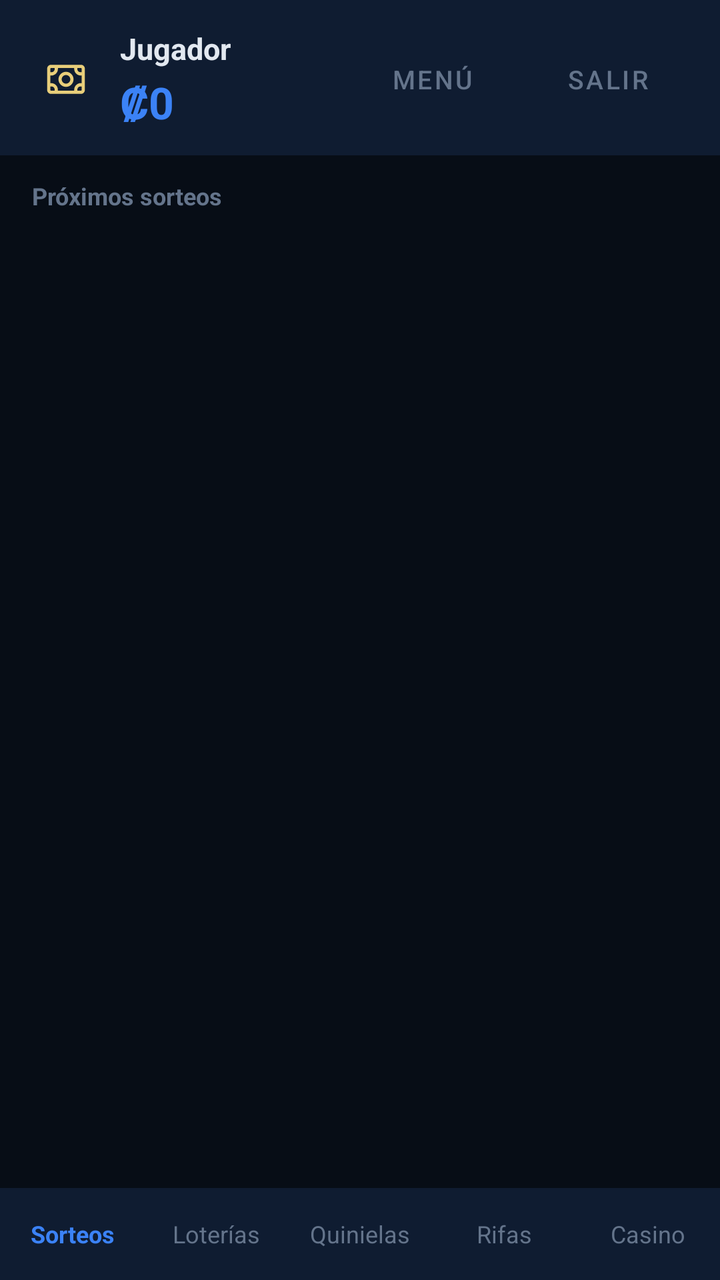
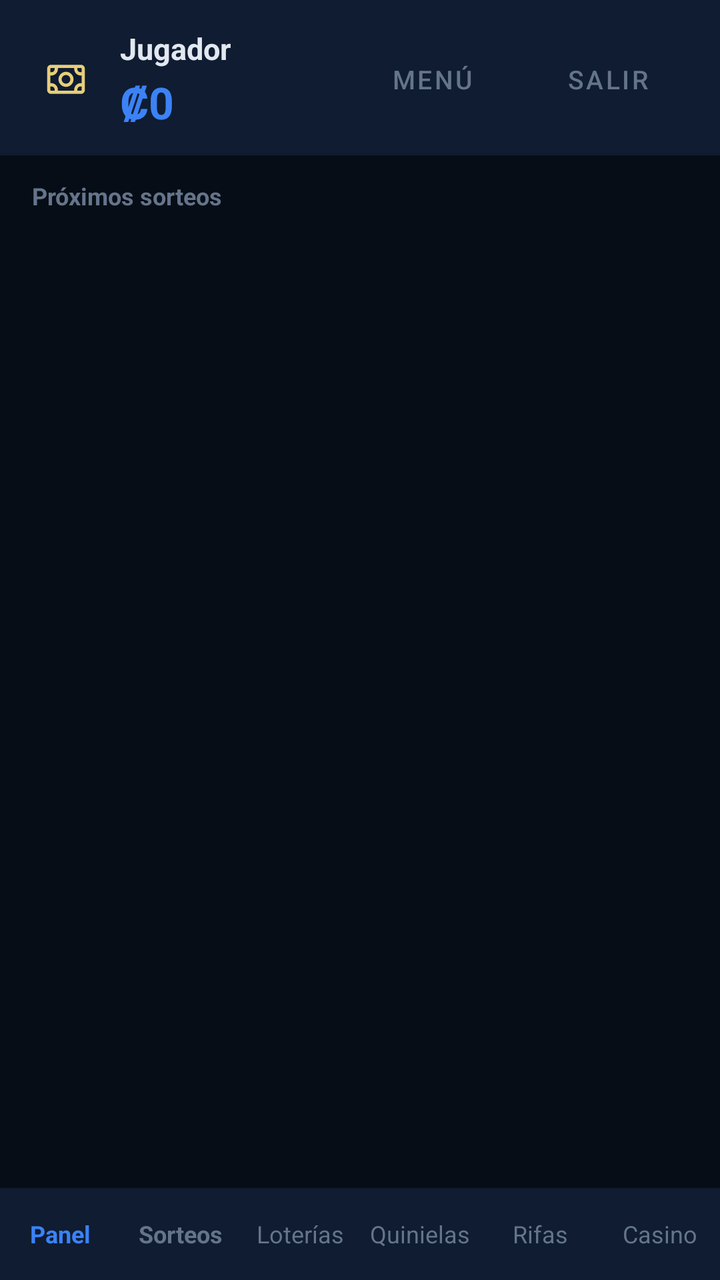

Two renders of the same Android screen: before a commit and after it. Below are the layout's source before the change and the commit's diff.
<!-- AndroidManifest.xml: application theme Theme.Lotto -->
<!-- res/layout/activity_home.xml -->
<?xml version="1.0" encoding="utf-8"?>
<LinearLayout xmlns:android="http://schemas.android.com/apk/res/android"
    android:layout_width="match_parent"
    android:layout_height="match_parent"
    android:background="@color/lot_bg"
    android:orientation="vertical">

    <LinearLayout
        android:layout_width="match_parent"
        android:layout_height="wrap_content"
        android:background="@color/lot_surface"
        android:gravity="center_vertical"
        android:orientation="horizontal"
        android:paddingStart="16dp"
        android:paddingTop="14dp"
        android:paddingEnd="12dp"
        android:paddingBottom="12dp">

        <ImageView
            android:layout_width="34dp"
            android:layout_height="34dp"
            android:layout_marginEnd="10dp"
            android:contentDescription="Lotería Nacional"
            android:src="@drawable/logo_full" />

        <LinearLayout
            android:layout_width="0dp"
            android:layout_height="wrap_content"
            android:layout_weight="1"
            android:orientation="vertical">

            <TextView
                android:id="@+id/tvNombre"
                android:layout_width="wrap_content"
                android:layout_height="wrap_content"
                android:text="Jugador"
                android:textColor="@color/lot_text"
                android:textSize="15sp"
                android:textStyle="bold" />

            <TextView
                android:id="@+id/tvSaldo"
                android:layout_width="wrap_content"
                android:layout_height="wrap_content"
                android:layout_marginTop="2dp"
                android:text="₡0"
                android:textColor="@color/lot_accent"
                android:textSize="22sp"
                android:textStyle="bold" />
        </LinearLayout>

        <com.google.android.material.button.MaterialButton
            android:id="@+id/btnMenu"
            style="@style/Widget.MaterialComponents.Button.TextButton"
            android:layout_width="wrap_content"
            android:layout_height="40dp"
            android:text="Menú"
            android:textColor="@color/lot_text_muted"
            android:textSize="13sp" />

                <com.google.android.material.button.MaterialButton
            android:id="@+id/btnSalir"
            style="@style/Widget.MaterialComponents.Button.TextButton"
            android:layout_width="wrap_content"
            android:layout_height="40dp"
            android:text="Salir"
            android:textColor="@color/lot_text_muted"
            android:textSize="13sp" />
    </LinearLayout>

    <TextView
        android:layout_width="match_parent"
        android:layout_height="wrap_content"
        android:paddingStart="16dp"
        android:paddingTop="12dp"
        android:paddingEnd="16dp"
        android:paddingBottom="6dp"
        android:text="Próximos sorteos"
        android:textColor="@color/lot_text_muted"
        android:textSize="12sp"
        android:textStyle="bold" />

    
    <WebView
        android:id="@+id/webModulo"
        android:layout_width="match_parent"
        android:layout_height="0dp"
        android:layout_weight="1"
        android:visibility="gone" />

    <FrameLayout
        android:id="@+id/contenidoSorteos"
        android:layout_width="match_parent"
        android:layout_height="0dp"
        android:layout_weight="1">

        <androidx.recyclerview.widget.RecyclerView
            android:id="@+id/rvSorteos"
            android:layout_width="match_parent"
            android:layout_height="match_parent"
            android:clipToPadding="false"
            android:paddingStart="12dp"
            android:paddingEnd="12dp"
            android:paddingBottom="16dp" />

        <ProgressBar
            android:id="@+id/pbCargando"
            android:layout_width="32dp"
            android:layout_height="32dp"
            android:layout_gravity="center" />

        <TextView
            android:id="@+id/tvVacio"
            android:layout_width="wrap_content"
            android:layout_height="wrap_content"
            android:layout_gravity="center"
            android:text="No hay sorteos abiertos"
            android:textColor="@color/lot_text_muted"
            android:textSize="14sp"
            android:visibility="gone" />
    </FrameLayout>

    <LinearLayout
        android:layout_width="match_parent"
        android:layout_height="wrap_content"
        android:background="@color/lot_surface"
        android:orientation="horizontal">

        <TextView
            android:id="@+id/tabSorteos"
            android:layout_width="0dp"
            android:layout_height="46dp"
            android:layout_weight="1"
            android:gravity="center"
            android:text="Sorteos"
            android:textColor="@color/lot_accent"
            android:textSize="12sp"
            android:textStyle="bold" />

        <TextView
            android:id="@+id/tabLoterias"
            android:layout_width="0dp"
            android:layout_height="46dp"
            android:layout_weight="1"
            android:gravity="center"
            android:text="Loterías"
            android:textColor="@color/lot_text_muted"
            android:textSize="12sp" />

        <TextView
            android:id="@+id/tabQuinielas"
            android:layout_width="0dp"
            android:layout_height="46dp"
            android:layout_weight="1"
            android:gravity="center"
            android:text="Quinielas"
            android:textColor="@color/lot_text_muted"
            android:textSize="12sp" />

        <TextView
            android:id="@+id/tabRifas"
            android:layout_width="0dp"
            android:layout_height="46dp"
            android:layout_weight="1"
            android:gravity="center"
            android:text="Rifas"
            android:textColor="@color/lot_text_muted"
            android:textSize="12sp" />

        <TextView
            android:id="@+id/tabCasino"
            android:layout_width="0dp"
            android:layout_height="46dp"
            android:layout_weight="1"
            android:gravity="center"
            android:text="Casino"
            android:textColor="@color/lot_text_muted"
            android:textSize="12sp" />
    </LinearLayout>
</LinearLayout>
<!-- resources referenced by this layout -->
<resources>
  <color name="lot_accent">#3b82f6</color>
  <color name="lot_bg">#070d16</color>
  <color name="lot_surface">#0f1c31</color>
  <color name="lot_text">#e2e8f0</color>
  <color name="lot_text_muted">#64748b</color>
  <!-- drawable logo_full: vector/xml drawable (drawable, 3189 chars, omitted) -->
  <style name="Theme.Lotto" parent="Theme.Material3.Dark.NoActionBar">
          <item name="colorPrimary">@color/lot_accent</item>
          <item name="colorOnPrimary">#1A1405</item>
          <item name="colorSecondary">@color/lot_gold_light</item>
          <item name="colorOnSecondary">#1A1405</item>
          <item name="android:windowBackground">@color/lot_bg</item>
          <item name="android:statusBarColor">@color/lot_bg</item>
          <item name="android:navigationBarColor">@color/lot_bg</item>
          <item name="android:textColorPrimary">@color/lot_text</item>
          <item name="android:textColorSecondary">@color/lot_text_muted</item>
      </style>
  <color name="lot_gold_light">#e8ce7a</color>
</resources>

<!-- the commit's change to res/layout/activity_home.xml (unified diff, before → after) -->
@@ -47,6 +47,17 @@
                 android:textColor="@color/lot_accent"
                 android:textSize="22sp"
                 android:textStyle="bold" />
+
+            
+            <TextView
+                android:id="@+id/tvBono"
+                android:layout_width="wrap_content"
+                android:layout_height="wrap_content"
+                android:layout_marginTop="2dp"
+                android:text="Bono ₡0"
+                android:textColor="@color/lot_text_muted"
+                android:textSize="12sp"
+                android:visibility="gone" />
         </LinearLayout>
 
         <com.google.android.material.button.MaterialButton
@@ -127,17 +138,28 @@
         android:orientation="horizontal">
 
         <TextView
-            android:id="@+id/tabSorteos"
-            android:layout_width="0dp"
-            android:layout_height="46dp"
-            android:layout_weight="1"
-            android:gravity="center"
-            android:text="Sorteos"
+            android:id="@+id/tabPanel"
+            android:layout_width="0dp"
+            android:layout_height="46dp"
+            android:layout_weight="1"
+            android:gravity="center"
+            android:text="Panel"
             android:textColor="@color/lot_accent"
             android:textSize="12sp"
             android:textStyle="bold" />
 
         <TextView
+            android:id="@+id/tabSorteos"
+            android:layout_width="0dp"
+            android:layout_height="46dp"
+            android:layout_weight="1"
+            android:gravity="center"
+            android:text="Sorteos"
+            android:textColor="@color/lot_text_muted"
+            android:textSize="12sp"
+            android:textStyle="bold" />
+
+        <TextView
             android:id="@+id/tabLoterias"
             android:layout_width="0dp"
             android:layout_height="46dp"
